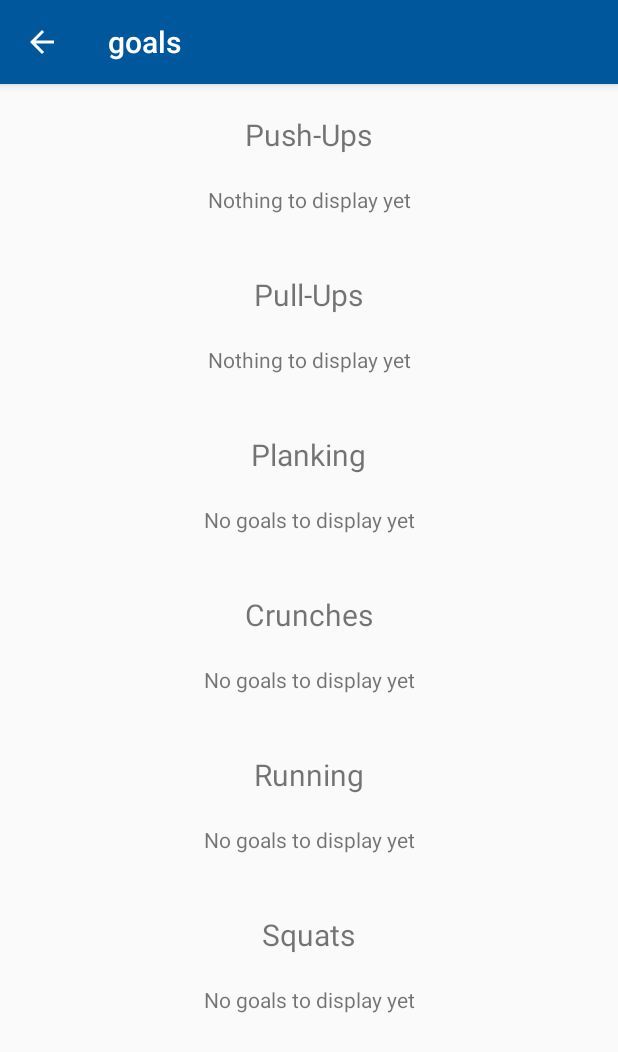
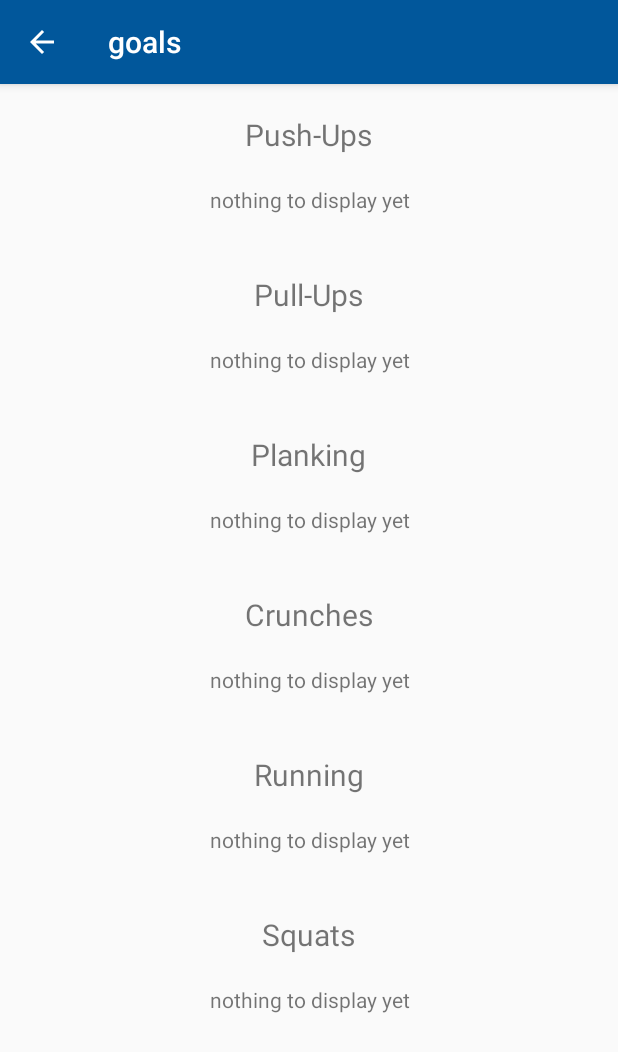
Before and after one commit to keerthivarumbudy/FitnessChallenge-master, an Android app: the Goals screen opened directly, with no data from a screen before it, on a phone screen of 412 x 824 dp. Shown: the top 1052 px of the screen. Run offline under Robolectric (Android 15) with nearby library versions, the phone set to English and light mode, and no system bars.

Commit message:
results update

```diff
--- a/app/src/main/java/com/example/adithbharadwaj/fitnesschallenge/Goals.java
+++ b/app/src/main/java/com/example/adithbharadwaj/fitnesschallenge/Goals.java
@@ -139,6 +139,70 @@ public class Goals  extends AppCompatActivity{
             Log.e("", "");
         }
 
+        //push-ups
+
+        if(pushUps.toString().trim() == null || pushUps.toString().trim().equals("") || pushUps.toString().trim().isEmpty()){
+            pushResult.setText("nothing to display yet");
+        }
+        else{
+            pushResult.setText("you did " + mpush + " Push-Ups" + "\n" + " your goal is to do " +
+                    (mpush + 5) + " Push-Ups");
+        }
+
+        //pull-ups
+
+
+        if(pullUps.toString().trim() == null || pullUps.toString().trim().equals("") || pullUps.toString().trim().isEmpty()){
+            pullResult.setText("nothing to display yet");
+        }
+        else{
+            pullResult.setText("you did " + mpull + " Pull-Ups" + "\n" + " your goal is to do " +
+                    (mpull + 2) + " Pull-Ups");
+        }
+
+        //crunches
+
+
+        if(crunches.toString().trim() == null || crunches.toString().trim().equals("") || crunches.toString().trim().isEmpty()){
+            CrunchResult.setText("nothing to display yet");
+        }
+        else{
+            CrunchResult.setText("you did " + mcrunch + " Crunches " + "\n" + "your goal is to do " +
+                    (mcrunch + 5) + " crunches");
+
+        }
+
+        //planks
+
+        if(plank.toString().trim() == null || plank.toString().trim().equals("") || plank.toString().trim().isEmpty()){
+            PlankResult.setText("nothing to display yet");
+        }
+        else{
+            PlankResult.setText("you did Plank for " + mplank + " seconds " + "\n" + "your goal is to do planks for " +
+                    (mplank + 30) + " seconds");
+        }
+
+        //running
+
+        if(running.toString().trim() == null || running.toString().trim().equals("") || running.toString().trim().isEmpty()){
+            RunningResult.setText("nothing to display yet");
+        }
+        else{
+            RunningResult.setText("you ran 1k in " + mrun + " seconds " + "\n" + "your goal is to run 1k in " + (mrun - 20)
+                    + " seconds");
+
+        }
+
+        //squats
+
+        if(squats.toString().trim() == null || squats.toString().trim().equals("") || squats.toString().trim().isEmpty()){
+            SquatResult.setText("nothing to display yet");
+        }
+        else{
+
+            SquatResult.setText("you did " + msquat + " Squats " + "\n" + "your goal is to do " + (msquat + 5) + " Squats");
+
+        }
 
 
     }
--- a/app/src/main/res/layout/crunchesactivity.xml
+++ b/app/src/main/res/layout/crunchesactivity.xml
@@ -78,6 +78,7 @@
             android:layout_marginTop="30dp"
             android:padding="20dp"
             android:id="@+id/crunchestext"
+            android:inputType="number"
             />
 
         <Button
--- a/app/src/main/res/layout/plankactivity.xml
+++ b/app/src/main/res/layout/plankactivity.xml
@@ -97,6 +97,7 @@
             android:layout_marginTop="30dp"
             android:padding="20dp"
             android:id="@+id/crunchestext"
+            android:inputType="number"
             />
 
         <Button
--- a/app/src/main/res/layout/pullupactivity.xml
+++ b/app/src/main/res/layout/pullupactivity.xml
@@ -78,6 +78,7 @@
             android:layout_marginTop="30dp"
             android:padding="20dp"
             android:id="@+id/crunchestext"
+            android:inputType="number"
             />
 
         <Button
--- a/app/src/main/res/layout/pushupsactivity.xml
+++ b/app/src/main/res/layout/pushupsactivity.xml
@@ -78,6 +78,7 @@
             android:layout_marginTop="30dp"
             android:padding="20dp"
             android:id="@+id/crunchestext"
+            android:inputType="number"
             />
 
         <Button
--- a/app/src/main/res/layout/runningactivity.xml
+++ b/app/src/main/res/layout/runningactivity.xml
@@ -98,6 +98,7 @@
             android:layout_marginTop="30dp"
             android:padding="20dp"
             android:id="@+id/crunchestext"
+            android:inputType="number"
             />
 
         <Button
--- a/app/src/main/res/layout/squatsactivity.xml
+++ b/app/src/main/res/layout/squatsactivity.xml
@@ -78,6 +78,7 @@
             android:layout_marginTop="30dp"
             android:padding="20dp"
             android:id="@+id/crunchestext"
+            android:inputType="number"
             />
 
         <Button
```
